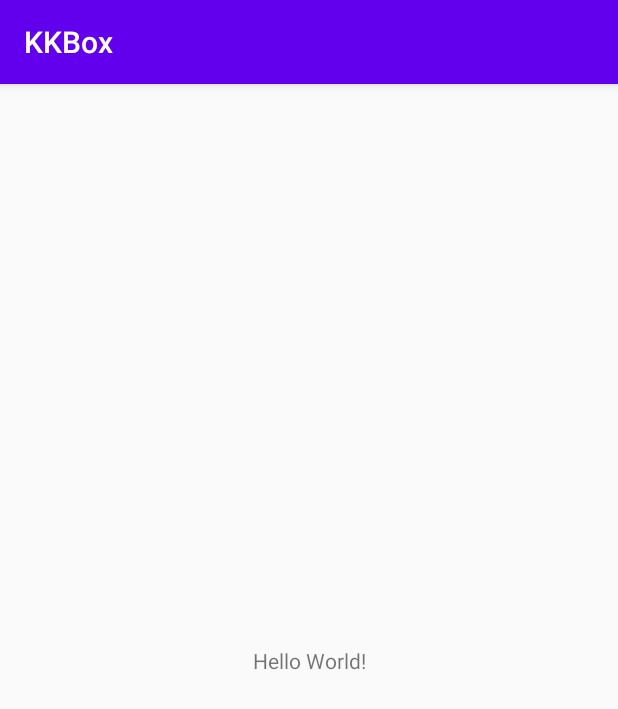
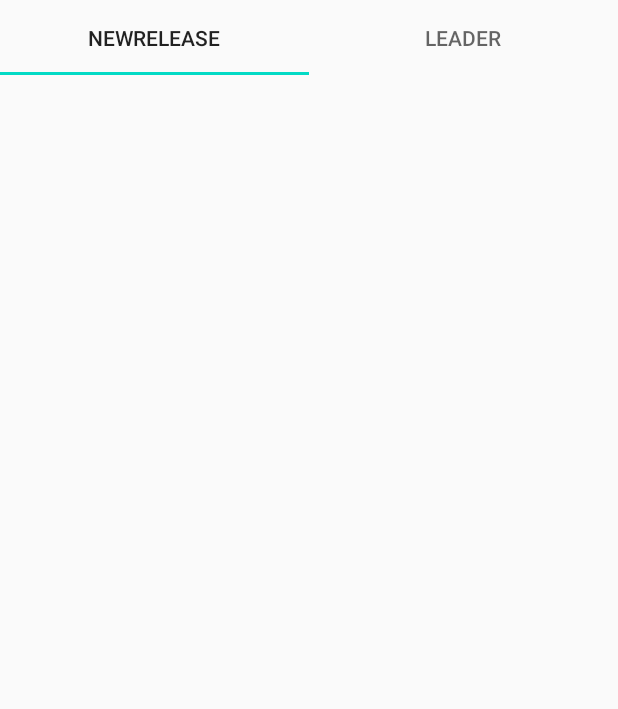
Before and after one commit to max8140555/KKBox, an Android app: the screen it shows after launch (MainActivity), on a phone screen of 412 x 824 dp. Shown: the top 709 px of the screen. Run offline under Robolectric (Android 15) with nearby library versions, the phone set to English and light mode, and no system bars; our stand-ins replace data binding.

Commit message:
Show ViewPager Title

```diff
--- /dev/null
+++ b/app/src/main/java/com/max/kkbox/home/HomeAdapter.kt
@@ -0,0 +1,20 @@
+package com.max.kkbox.home
+
+import androidx.fragment.app.Fragment
+import androidx.fragment.app.FragmentManager
+import androidx.fragment.app.FragmentStatePagerAdapter
+import com.max.kkbox.home.item.HomeItemFragment
+
+class HomeAdapter(fragmentManager: FragmentManager) :
+    FragmentStatePagerAdapter(fragmentManager, BEHAVIOR_RESUME_ONLY_CURRENT_FRAGMENT) {
+
+    override fun getItem(position: Int): Fragment {
+        return HomeItemFragment(HomeTypeFilter.values()[position])
+    }
+
+    override fun getCount(): Int = HomeTypeFilter.values().size
+
+    override fun getPageTitle(position: Int): CharSequence? {
+        return HomeTypeFilter.values()[position].value
+    }
+}
--- /dev/null
+++ b/app/src/main/java/com/max/kkbox/home/HomeFragment.kt
@@ -0,0 +1,39 @@
+package com.max.kkbox.home
+
+import android.os.Bundle
+import androidx.fragment.app.Fragment
+import android.view.LayoutInflater
+import android.view.View
+import android.view.ViewGroup
+import androidx.lifecycle.ViewModelProvider
+import com.google.android.material.tabs.TabLayout
+import com.max.kkbox.databinding.FragmentHomeBinding
+
+class HomeFragment : Fragment() {
+
+    private lateinit var viewModel: HomeViewModel
+
+    override fun onCreateView(
+        inflater: LayoutInflater, container: ViewGroup?,
+        savedInstanceState: Bundle?
+    ): View? {
+
+        FragmentHomeBinding.inflate(inflater, container, false).apply {
+
+            lifecycleOwner = viewLifecycleOwner
+            viewpagerHome.let {
+                tabsHome.setupWithViewPager(it)
+                it.adapter = HomeAdapter(childFragmentManager)
+                it.addOnPageChangeListener(TabLayout.TabLayoutOnPageChangeListener(tabsHome))
+            }
+            return@onCreateView root
+        }
+    }
+
+    override fun onActivityCreated(savedInstanceState: Bundle?) {
+        super.onActivityCreated(savedInstanceState)
+        viewModel = ViewModelProvider(this).get(HomeViewModel::class.java)
+        // TODO: Use the ViewModel
+    }
+
+}
--- /dev/null
+++ b/app/src/main/java/com/max/kkbox/home/HomeTypeFilter.kt
@@ -0,0 +1,6 @@
+package com.max.kkbox.home
+
+enum class HomeTypeFilter(val value: String) {
+    NEW_RELEASE("newRelease"),
+    LEADER("leader")
+}
--- /dev/null
+++ b/app/src/main/java/com/max/kkbox/home/HomeViewModel.kt
@@ -0,0 +1,7 @@
+package com.max.kkbox.home
+
+import androidx.lifecycle.ViewModel
+
+class HomeViewModel : ViewModel() {
+    // TODO: Implement the ViewModel
+}
--- /dev/null
+++ b/app/src/main/java/com/max/kkbox/home/item/HomeItemFragment.kt
@@ -0,0 +1,51 @@
+package com.max.kkbox.home.item
+
+import android.os.Bundle
+import android.view.LayoutInflater
+import android.view.View
+import android.view.ViewGroup
+import androidx.fragment.app.Fragment
+import androidx.lifecycle.Observer
+import com.max.kkbox.databinding.FragmentHomeItemBinding
+import com.max.kkbox.home.HomeTypeFilter
+
+
+
+class HomeItemFragment(private val homeType: HomeTypeFilter) : Fragment() {
+
+
+//    private val viewModel by viewModels<ProfileItemViewModel> { getVmFactory(homeType) }
+
+    override fun onCreateView(
+        inflater: LayoutInflater,
+        container: ViewGroup?,
+        savedInstanceState: Bundle?
+    ): View? {
+
+        val binding = FragmentHomeItemBinding.inflate(inflater, container, false)
+//
+//        binding.lifecycleOwner = viewLifecycleOwner
+//
+//
+//        binding.recyclerProfileItem.adapter = adapter
+//        UserManager.myDate.observe(viewLifecycleOwner, Observer {
+//
+//            when (homeType) {
+//                HomeTypeFilter.NEW_RELEASE -> {
+//                    adapter.submitList(it.filter { date ->
+//                        date.active == true
+//                    })
+//                }
+//                else -> {
+//                    adapter.submitList(it.filter { date ->
+//                        date.active == false
+//                    })
+//                }
+//            }
+//        })
+//
+        return binding.root
+    }
+
+
+}
--- a/app/src/main/res/layout/activity_main.xml
+++ b/app/src/main/res/layout/activity_main.xml
@@ -6,13 +6,16 @@
     android:layout_height="match_parent"
     tools:context=".MainActivity">
 
-    <TextView
-        android:layout_width="wrap_content"
-        android:layout_height="wrap_content"
-        android:text="Hello World!"
+    <fragment
+        android:id="@+id/myNavHostFragment"
+        android:name="androidx.navigation.fragment.NavHostFragment"
+        android:layout_width="match_parent"
+        android:layout_height="match_parent"
+        app:defaultNavHost="true"
         app:layout_constraintBottom_toBottomOf="parent"
-        app:layout_constraintLeft_toLeftOf="parent"
-        app:layout_constraintRight_toRightOf="parent"
-        app:layout_constraintTop_toTopOf="parent" />
+        app:layout_constraintEnd_toEndOf="parent"
+        app:layout_constraintStart_toStartOf="parent"
+        app:layout_constraintTop_toTopOf="parent"
+        app:navGraph="@navigation/navigation" />
 
 </androidx.constraintlayout.widget.ConstraintLayout>
--- /dev/null
+++ b/app/src/main/res/layout/fragment_home.xml
@@ -0,0 +1,38 @@
+<?xml version="1.0" encoding="utf-8"?>
+<layout xmlns:android="http://schemas.android.com/apk/res/android"
+    xmlns:tools="http://schemas.android.com/tools"
+    xmlns:app="http://schemas.android.com/apk/res-auto">
+
+    <data>
+
+    </data>
+
+    <FrameLayout
+        android:layout_width="match_parent"
+        android:layout_height="match_parent"
+        tools:context=".home.HomeFragment">
+
+        <androidx.constraintlayout.widget.ConstraintLayout
+            android:layout_width="match_parent"
+            android:layout_height="match_parent">
+
+            <androidx.viewpager.widget.ViewPager
+                android:id="@+id/viewpager_home"
+                android:layout_width="0dp"
+                android:layout_height="0dp"
+                app:layout_constraintBottom_toBottomOf="parent"
+                app:layout_constraintEnd_toEndOf="parent"
+                app:layout_constraintStart_toStartOf="parent"
+                app:layout_constraintTop_toTopOf="parent">
+
+                <com.google.android.material.tabs.TabLayout
+                    android:id="@+id/tabs_home"
+                    android:layout_width="match_parent"
+                    android:layout_height="50dp" />
+
+            </androidx.viewpager.widget.ViewPager>
+
+
+        </androidx.constraintlayout.widget.ConstraintLayout>
+    </FrameLayout>
+</layout>
--- /dev/null
+++ b/app/src/main/res/layout/fragment_home_item.xml
@@ -0,0 +1,13 @@
+<?xml version="1.0" encoding="utf-8"?>
+<layout xmlns:android="http://schemas.android.com/apk/res/android">
+
+    <data>
+
+    </data>
+
+    <androidx.constraintlayout.widget.ConstraintLayout
+        android:layout_width="match_parent"
+        android:layout_height="match_parent">
+
+    </androidx.constraintlayout.widget.ConstraintLayout>
+</layout>
--- /dev/null
+++ b/app/src/main/res/navigation/navigation.xml
@@ -0,0 +1,23 @@
+<?xml version="1.0" encoding="utf-8"?>
+<navigation xmlns:android="http://schemas.android.com/apk/res/android"
+    xmlns:app="http://schemas.android.com/apk/res-auto"
+    xmlns:tools="http://schemas.android.com/tools"
+    android:id="@+id/navigation"
+    app:startDestination="@id/homeFragment">
+
+    <fragment
+        android:id="@+id/homeFragment"
+        android:name="com.max.kkbox.home.HomeFragment"
+        android:label="fragment_home"
+        tools:layout="@layout/fragment_home" />
+    <fragment
+        android:id="@+id/songListFragment"
+        android:name="com.max.kkbox.songlist.SongListFragment"
+        android:label="fragment_song_list"
+        tools:layout="@layout/fragment_song_list" />
+    <fragment
+        android:id="@+id/webViewFragment"
+        android:name="com.max.kkbox.webview.WebViewFragment"
+        android:label="fragment_web_view"
+        tools:layout="@layout/fragment_web_view" />
+</navigation>
--- a/app/src/main/res/values/styles.xml
+++ b/app/src/main/res/values/styles.xml
@@ -1,6 +1,6 @@
 <resources>
     <!-- Base application theme. -->
-    <style name="AppTheme" parent="Theme.AppCompat.Light.DarkActionBar">
+    <style name="AppTheme" parent="Theme.AppCompat.Light.NoActionBar">
         <!-- Customize your theme here. -->
         <item name="colorPrimary">@color/colorPrimary</item>
         <item name="colorPrimaryDark">@color/colorPrimaryDark</item>
```
Also changed, not shown: app/build.gradle (+12 -1 lines), app/src/main/java/com/max/kkbox/KKBOXApplication.kt (added, +21 -0 lines), app/src/main/java/com/max/kkbox/songlist/SongListFragment.kt (added, +32 -0 lines), app/src/main/java/com/max/kkbox/songlist/SongListViewModel.kt (added, +7 -0 lines), app/src/main/java/com/max/kkbox/webview/WebViewFragment.kt (added, +32 -0 lines), app/src/main/java/com/max/kkbox/webview/WebViewViewModel.kt (added, +7 -0 lines), app/src/main/res/layout/fragment_song_list.xml (added, +13 -0 lines), app/src/main/res/layout/fragment_web_view.xml (added, +13 -0 lines), build.gradle (+6 -1 lines).
